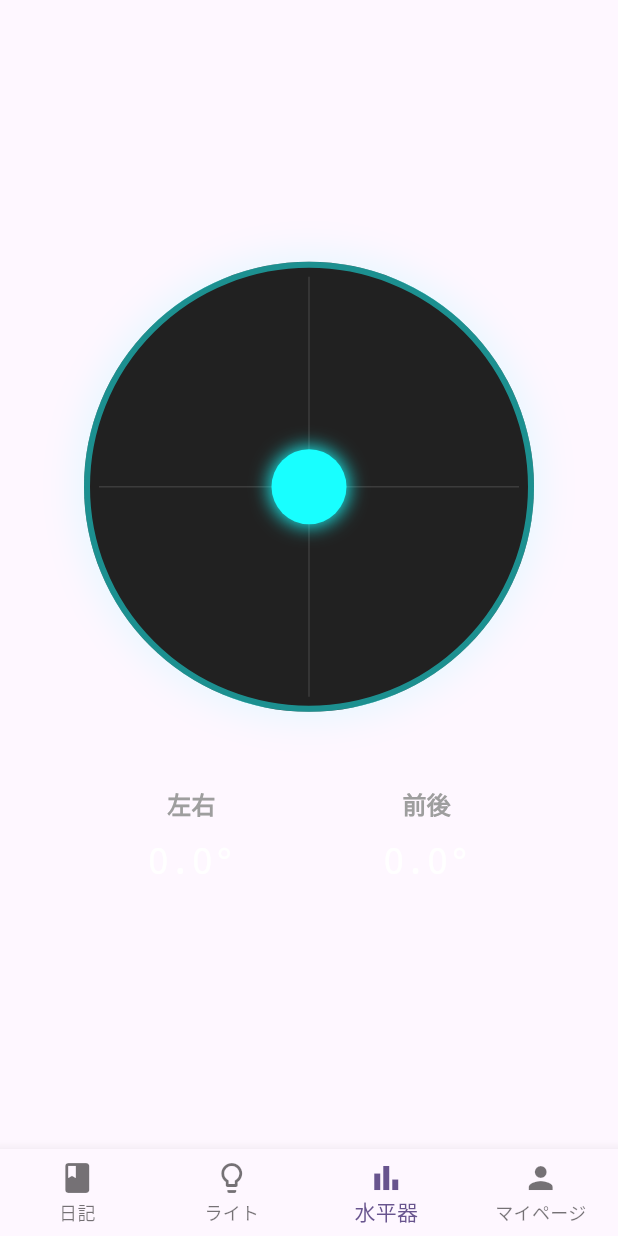
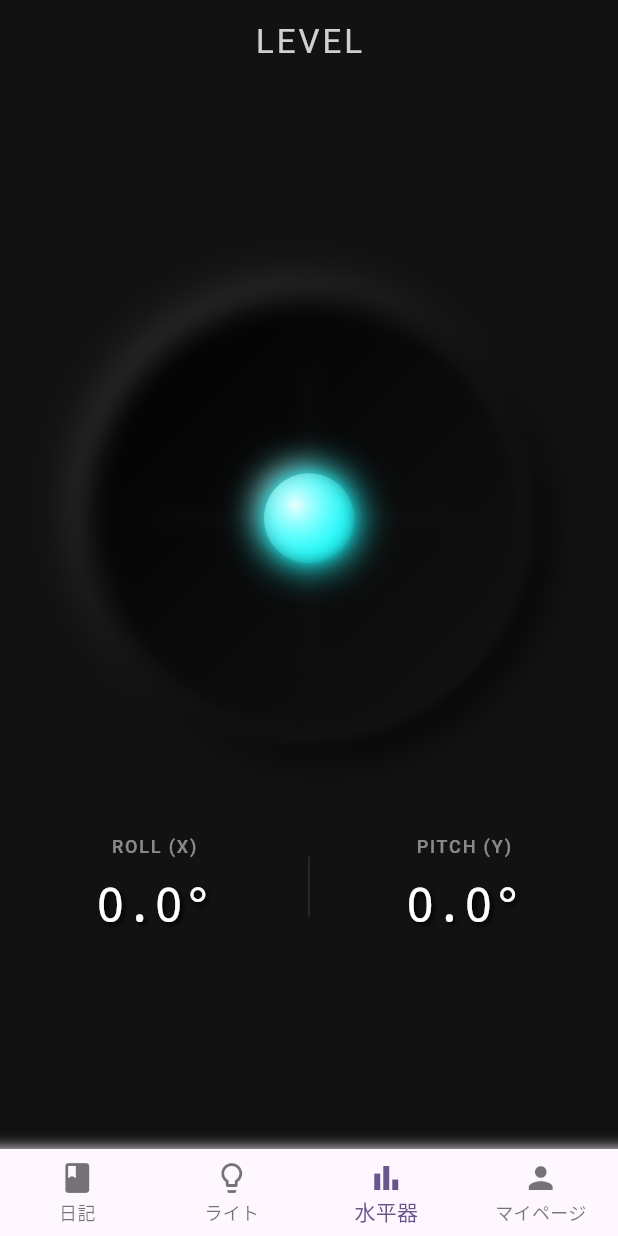
Before and after one commit to uetomo186/diy_partner, a Flutter app: the screen it shows after launch, item 3 of the bottom bar chosen, on a phone screen of 412 x 824 dp. Run offline on Flutter 3.47's test engine with Material 3 defaults, Android fonts, the light colour scheme and no system bars; our stand-ins replace flutter_dotenv, flutter_riverpod, go_router, google_generative_ai, image_cropper, image_picker and 4 more; missing offline and left inert: torch_controller; accounts and stored records are empty.

Commit message:
水平器のUIを修正

```diff
--- a/lib/screens/level_screen.dart
+++ b/lib/screens/level_screen.dart
@@ -1,7 +1,8 @@
+import 'dart:ui'; // Required for ImageFilter
 import 'package:flutter/material.dart';
+import 'package:flutter/services.dart';
 import 'package:flutter_riverpod/flutter_riverpod.dart';
 import 'package:sensors_plus/sensors_plus.dart';
-import 'package:flutter/services.dart';
 import '../providers/level_providers.dart';
 
 class LevelScreen extends ConsumerStatefulWidget {
@@ -12,6 +13,7 @@ class LevelScreen extends ConsumerStatefulWidget {
 }
 
 class _LevelScreenState extends ConsumerState<LevelScreen> {
+  // Low-pass filter factors to reduce jitter
   double _x = 0;
   double _y = 0;
   bool _isBalanced = false;
@@ -19,173 +21,244 @@ class _LevelScreenState extends ConsumerState<LevelScreen> {
   @override
   void initState() {
     super.initState();
-    // We listen to the stream in build via ref.watch
   }
 
   void _updateLevel(AccelerometerEvent event) {
-    // Basic low-pass filter
+    // Smoother interpolation factor
+    const double alpha = 0.1;
+
     setState(() {
-      _x = _x * 0.9 + event.x * 0.1;
-      _y = _y * 0.9 + event.y * 0.1;
+      _x = _x * (1 - alpha) + event.x * alpha;
+      _y = _y * (1 - alpha) + event.y * alpha;
     });
+
     _checkLevel();
   }
 
-  void _checkLevel() async {
-    // Threshold for "level"
-    // Accelerometer returns ~0 for x/y when flat on table
+  void _checkLevel() {
+    // Threshold for perfect level (allow slight error)
     bool isLevel = (_x.abs() < 0.2 && _y.abs() < 0.2);
 
     if (isLevel && !_isBalanced) {
-      HapticFeedback.mediumImpact();
+      HapticFeedback.heavyImpact(); // Stronger feedback for success
     }
     if (mounted) {
+      if (_isBalanced != isLevel) {
         setState(() {
           _isBalanced = isLevel;
         });
       }
     }
+  }
 
   @override
   Widget build(BuildContext context) {
-    final accelerometerAsync = ref.watch(levelSensorProvider);
-
-    // React to stream changes
-    accelerometerAsync.whenData((event) {
-      // We need to update state based on event, but doing setState during build is bad.
-      // However, for high-frequency sensor data, using a StreamBuilder or ref.watch directly in build
-      // and calculating position there is better than setting state.
-      // Let's adjust logic: calculate values directly from the latest async value
-      // But we applied a low-pass filter before.
-      // For simplicity in this refactor, we can just use the raw event or specific filtered provider.
-      // To keep the filter logic simple without complex providers, we'll keep the side-effect based approach
-      // but strictly speaking, we should use a StreamProvider.family or similar.
-      // A better way for Riverpod is to have a provider yielding the filtered value.
-      // For now, let's use a workaround:
-      // We will perform the logic in the listener below.
-    });
-
-    // Better approach: use ref.listen to update manual state with filter
+    // Listen to sensor updates
     ref.listen(levelSensorProvider, (previous, next) {
       next.whenData((event) => _updateLevel(event));
     });
 
-    // Calculate display values
-    // Angle calculation (approximate for display)
-    // x/y are acceleration in m/s^2. max is ~9.8
-    double xAngle = (_x / 9.8) * 90;
-    double yAngle = (_y / 9.8) * 90;
+    // Calculate angles
+    // x/y are roughly m/s^2 (max ~9.8)
+    // Map to degrees locally for display
+    double xDegree = (_x / 9.8) * 90;
+    double yDegree = (_y / 9.8) * 90;
 
-    // Visual constraints
-    double bubbleX = -_x * 20; // Scale factor
-    double bubbleY =
-        _y * 20; // Y axis is inverted on screen relative to sensor usually
+    // Constrain for bubble movement (-1 to 1 range for alignment)
+    // Invert X because tilting left (positive X accel) should move bubble right
+    // Invert Y because tilting down (positive Y accel) should move bubble up
+    double alignX = (-_x / 5).clamp(-1.0, 1.0);
+    double alignY = (_y / 5).clamp(-1.0, 1.0);
 
-    // Clamp for UI
-    bubbleX = bubbleX.clamp(-100.0, 100.0);
-    bubbleY = bubbleY.clamp(-100.0, 100.0);
+    final bgColor = const Color(0xFF121212);
+    final accentColor = _isBalanced
+        ? const Color(0xFF00FF88)
+        : Colors.cyanAccent;
 
-    return Center(
+    return Scaffold(
+      backgroundColor: bgColor,
+      appBar: AppBar(
+        title: const Text('LEVEL', style: TextStyle(letterSpacing: 2)),
+        centerTitle: true,
+        backgroundColor: Colors.transparent,
+        elevation: 0,
+        foregroundColor: Colors.white.withOpacity(0.8),
+      ),
+      body: Center(
         child: Column(
           mainAxisAlignment: MainAxisAlignment.center,
           children: [
+            // Outer Neumorphic Container
             Container(
               width: 300,
               height: 300,
               decoration: BoxDecoration(
                 shape: BoxShape.circle,
-              color: Colors.grey[900],
-              border: Border.all(
-                color: _isBalanced
-                    ? Colors.greenAccent
-                    : Colors.cyanAccent.withOpacity(0.5),
-                width: 4,
+                color: bgColor,
+                boxShadow: [
+                  // Light source (Top Left)
+                  BoxShadow(
+                    color: Colors.white.withOpacity(0.1),
+                    offset: const Offset(-10, -10),
+                    blurRadius: 20,
                   ),
-              boxShadow: [
+                  // Shadow (Bottom Right)
                   BoxShadow(
-                  color: _isBalanced
-                      ? Colors.greenAccent.withOpacity(0.3)
-                      : Colors.cyanAccent.withOpacity(0.1),
+                    color: Colors.black.withOpacity(0.8),
+                    offset: const Offset(10, 10),
                     blurRadius: 20,
-                  spreadRadius: 5,
+                  ),
+                  // Inner Glow for depth if balanced
+                  if (_isBalanced)
+                    BoxShadow(
+                      color: accentColor.withOpacity(0.2),
+                      blurRadius: 50,
+                      spreadRadius: 10,
                     ),
                 ],
               ),
               child: Stack(
                 alignment: Alignment.center,
                 children: [
-                // Crosshair
-                Container(width: 280, height: 1, color: Colors.white12),
-                Container(width: 1, height: 280, color: Colors.white12),
-
-                // Center target
+                  // Inner Concave Surface
                   Container(
-                  width: 40,
-                  height: 40,
+                    width: 280,
+                    height: 280,
                     decoration: BoxDecoration(
                       shape: BoxShape.circle,
-                    border: Border.all(color: Colors.white24, width: 1),
+                      gradient: LinearGradient(
+                        begin: Alignment.topLeft,
+                        end: Alignment.bottomRight,
+                        colors: [
+                          Colors.black.withOpacity(0.9), // Darker inner shadow
+                          bgColor,
+                        ],
+                      ),
                     ),
                   ),
 
-                // The Bubble
-                Transform.translate(
-                  offset: Offset(bubbleX, bubbleY),
-                  child: Container(
-                    width: 50,
-                    height: 50,
+                  // Target Ring (Center)
+                  Container(
+                    width: 80,
+                    height: 80,
                     decoration: BoxDecoration(
                       shape: BoxShape.circle,
-                      color: _isBalanced
-                          ? Colors.greenAccent
-                          : Colors.cyanAccent,
-                      boxShadow: [
+                      border: Border.all(
+                        color: Colors.white.withOpacity(0.1),
+                        width: 2,
+                      ),
+                      boxShadow: _isBalanced
+                          ? [
                               BoxShadow(
-                          color: _isBalanced
-                              ? Colors.greenAccent
-                              : Colors.cyanAccent,
-                          blurRadius: 10,
+                                color: accentColor.withOpacity(0.5),
+                                blurRadius: 15,
                                 spreadRadius: 1,
                               ),
+                            ]
+                          : [],
+                    ),
+                  ),
+
+                  // Crosshair lines
+                  Container(width: 200, height: 1, color: Colors.white10),
+                  Container(width: 1, height: 200, color: Colors.white10),
+
+                  // The "Liquid" Bubble
+                  AnimatedAlign(
+                    alignment: Alignment(alignX, alignY),
+                    duration: const Duration(
+                      milliseconds: 100,
+                    ), // Smooth intertia
+                    curve: Curves.easeOutCubic,
+                    child: AnimatedContainer(
+                      duration: const Duration(milliseconds: 300),
+                      width: 60,
+                      height: 60,
+                      decoration: BoxDecoration(
+                        shape: BoxShape.circle,
+                        color: accentColor.withOpacity(0.8),
+                        boxShadow: [
+                          // Glow
+                          BoxShadow(
+                            color: accentColor,
+                            blurRadius: 20,
+                            spreadRadius: 2,
+                          ),
+                          // Highlight (Glossy effect)
+                          const BoxShadow(
+                            color: Colors.white54,
+                            offset: Offset(-8, -8),
+                            blurRadius: 15,
+                            spreadRadius: -5,
+                          ),
                         ],
+                      ),
+                      child: BackdropFilter(
+                        filter: ImageFilter.blur(sigmaX: 5, sigmaY: 5),
+                        child: Container(
+                          decoration: BoxDecoration(
+                            shape: BoxShape.circle,
+                            gradient: RadialGradient(
+                              colors: [
+                                Colors.white.withOpacity(0.9),
+                                accentColor.withOpacity(0.0),
+                              ],
+                              center: const Alignment(-0.3, -0.3),
+                              radius: 0.8,
+                            ),
+                          ),
+                        ),
                       ),
                     ),
                   ),
                 ],
               ),
             ),
-          const SizedBox(height: 50),
+
+            const SizedBox(height: 60),
+
+            // Digital Display
             Row(
               mainAxisAlignment: MainAxisAlignment.spaceEvenly,
               children: [
-              _buildValueDisplay("左右", xAngle),
-              _buildValueDisplay("前後", yAngle),
+                _buildDigitalDisplay('ROLL (X)', xDegree),
+                Container(width: 1, height: 40, color: Colors.white12),
+                _buildDigitalDisplay('PITCH (Y)', yDegree),
               ],
             ),
           ],
         ),
+      ),
     );
   }
 
-  Widget _buildValueDisplay(String label, double value) {
+  Widget _buildDigitalDisplay(String label, double value) {
     return Column(
       children: [
         Text(
           label,
-          style: const TextStyle(
-            color: Colors.grey,
-            fontSize: 16,
-            fontWeight: FontWeight.bold,
+          style: TextStyle(
+            color: Colors.white.withOpacity(0.5),
+            fontSize: 12,
+            fontWeight: FontWeight.w500,
+            letterSpacing: 1.2,
           ),
         ),
-        const SizedBox(height: 10),
+        const SizedBox(height: 8),
         Text(
           "${value.toStringAsFixed(1)}°",
           style: const TextStyle(
             color: Colors.white,
-            fontSize: 24,
-            fontWeight: FontWeight.w300,
-            fontFamily: "Courier", // Monospace for stability
+            fontSize: 32,
+            fontWeight: FontWeight.w200,
+            fontFamily: "Courier",
+            shadows: [
+              BoxShadow(
+                color: Colors.black,
+                offset: Offset(2, 2),
+                blurRadius: 4,
+              ),
+            ],
           ),
         ),
       ],
```
Lines whose indentation alone changed are shown as unchanged.
